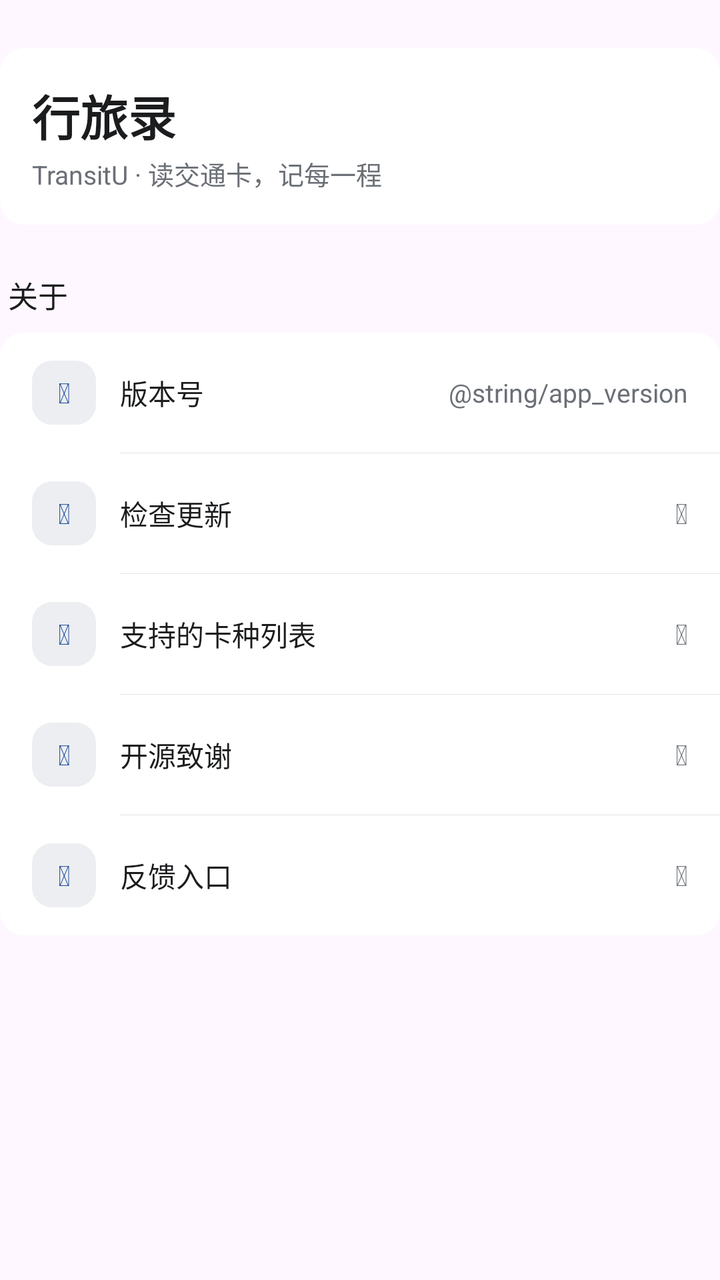
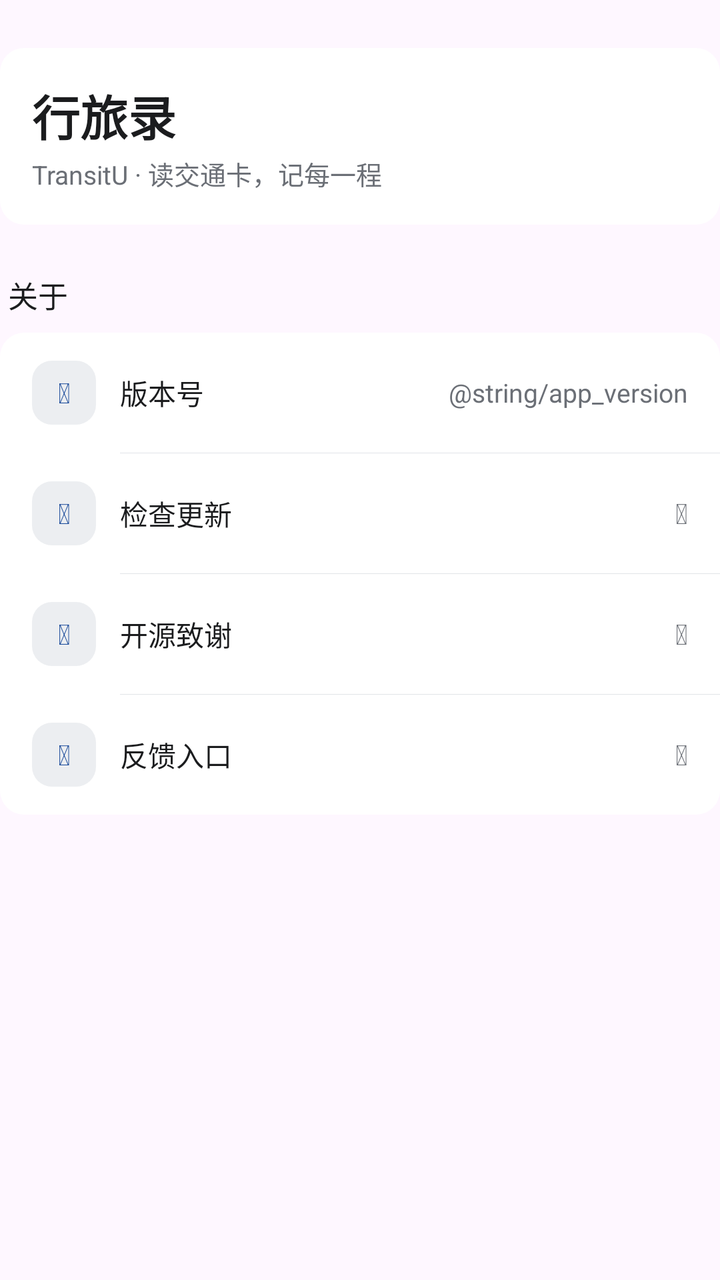

An Android layout rendered at two revisions. The XML below is the earlier revision; the diff shows what the commit changed to produce the second picture.
<!-- AndroidManifest.xml: application theme Theme.TransitU -->
<!-- res/layout/section_about.xml -->
<?xml version="1.0" encoding="utf-8"?>
<LinearLayout xmlns:android="http://schemas.android.com/apk/res/android"
    xmlns:app="http://schemas.android.com/apk/res-auto"
    android:layout_width="match_parent"
    android:layout_height="wrap_content"
    android:orientation="vertical"
    android:paddingTop="24dp">

    <LinearLayout style="@style/SettingsSectionCard">

        <LinearLayout
            android:layout_width="match_parent"
            android:layout_height="wrap_content"
            android:orientation="vertical"
            android:paddingStart="16dp"
            android:paddingTop="16dp"
            android:paddingEnd="16dp"
            android:paddingBottom="16dp">

            <TextView
                android:layout_width="wrap_content"
                android:layout_height="wrap_content"
                android:text="@string/app_name"
                android:textColor="@color/ink"
                android:textSize="24sp"
                android:textStyle="bold" />

            <TextView
                android:layout_width="wrap_content"
                android:layout_height="wrap_content"
                android:layout_marginTop="2dp"
                android:text="@string/brand_lockup"
                android:textColor="@color/ink_3"
                android:textSize="13sp" />
        </LinearLayout>
    </LinearLayout>

    <TextView
        style="@style/SettingsSectionTitle"
        android:text="关于" />

    <LinearLayout style="@style/SettingsSectionCard">

        <LinearLayout
            android:layout_width="match_parent"
            android:layout_height="wrap_content"
            android:orientation="horizontal"
            android:gravity="center_vertical"
            android:paddingStart="16dp"
            android:paddingEnd="16dp"
            android:paddingTop="14dp"
            android:paddingBottom="14dp">

            <TextView
                android:id="@+id/iconVersion"
                android:layout_width="32dp"
                android:layout_height="32dp"
                android:layout_gravity="center_vertical"
                android:layout_marginEnd="12dp"
                android:background="@drawable/bg_settings_icon"
                android:gravity="center"
                android:text="&#xf02b;"
                android:textColor="@color/accent"
                android:textSize="14sp"
                android:tag="fa" />

            <TextView
                android:layout_width="0dp"
                android:layout_height="wrap_content"
                android:layout_weight="1"
                android:text="版本号"
                android:textColor="@color/ink"
                android:textSize="14sp" />
            <TextView
                android:layout_width="wrap_content"
                android:layout_height="wrap_content"
                android:text="@string/app_version"
                android:textColor="@color/ink_3"
                android:textSize="13sp" />
        </LinearLayout>

        <LinearLayout
            android:id="@+id/rowCheckUpdate"
            android:clickable="true"
            android:focusable="true"
            android:layout_width="match_parent"
            android:layout_height="wrap_content"
            android:orientation="horizontal"
            android:gravity="center_vertical"
            android:paddingStart="16dp"
            android:paddingEnd="16dp"
            android:paddingTop="14dp"
            android:paddingBottom="14dp">

            <TextView
                android:id="@+id/iconCheckUpdate"
                android:layout_width="32dp"
                android:layout_height="32dp"
                android:layout_gravity="center_vertical"
                android:layout_marginEnd="12dp"
                android:background="@drawable/bg_settings_icon"
                android:gravity="center"
                android:text="&#xf2f1;"
                android:textColor="@color/accent"
                android:textSize="14sp"
                android:tag="fa" />

            <TextView
                android:id="@+id/tvCheckUpdate"
                android:layout_width="0dp"
                android:layout_height="wrap_content"
                android:layout_weight="1"
                android:text="@string/check_for_updates"
                android:textColor="@color/ink"
                android:textSize="14sp" />
            <TextView
                android:id="@+id/chevronCheckUpdate"
                android:layout_width="wrap_content"
                android:layout_height="wrap_content"
                android:text="&#xf054;"
                android:textColor="@color/ink_3"
                android:textSize="14sp"
                android:tag="fa" />
            <com.google.android.material.progressindicator.CircularProgressIndicator
                android:id="@+id/progressCheckUpdate"
                android:layout_width="18dp"
                android:layout_height="18dp"
                android:indeterminate="true"
                android:visibility="gone"
                app:indicatorSize="18dp"
                app:trackThickness="2dp"
                app:indicatorColor="@color/accent" />
        </LinearLayout>

        <LinearLayout
            android:layout_width="match_parent"
            android:layout_height="wrap_content"
            android:orientation="horizontal"
            android:gravity="center_vertical"
            android:paddingStart="16dp"
            android:paddingEnd="16dp"
            android:paddingTop="14dp"
            android:paddingBottom="14dp">

            <TextView
                android:id="@+id/iconSupportedCards"
                android:layout_width="32dp"
                android:layout_height="32dp"
                android:layout_gravity="center_vertical"
                android:layout_marginEnd="12dp"
                android:background="@drawable/bg_settings_icon"
                android:gravity="center"
                android:text="&#xf0ae;"
                android:textColor="@color/accent"
                android:textSize="14sp"
                android:tag="fa" />

            <TextView
                android:layout_width="0dp"
                android:layout_height="wrap_content"
                android:layout_weight="1"
                android:text="支持的卡种列表"
                android:textColor="@color/ink"
                android:textSize="14sp" />
            <TextView
                android:layout_width="wrap_content"
                android:layout_height="wrap_content"
                android:text="&#xf054;"
                android:textColor="@color/ink_3"
                android:textSize="14sp"
                android:tag="fa" />
        </LinearLayout>

        <LinearLayout
            android:layout_width="match_parent"
            android:layout_height="wrap_content"
            android:orientation="horizontal"
            android:gravity="center_vertical"
            android:paddingStart="16dp"
            android:paddingEnd="16dp"
            android:paddingTop="14dp"
            android:paddingBottom="14dp">

            <TextView
                android:id="@+id/iconOpenSource"
                android:layout_width="32dp"
                android:layout_height="32dp"
                android:layout_gravity="center_vertical"
                android:layout_marginEnd="12dp"
                android:background="@drawable/bg_settings_icon"
                android:gravity="center"
                android:text="&#xf004;"
                android:textColor="@color/accent"
                android:textSize="14sp"
                android:tag="fa" />

            <TextView
                android:layout_width="0dp"
                android:layout_height="wrap_content"
                android:layout_weight="1"
                android:text="开源致谢"
                android:textColor="@color/ink"
                android:textSize="14sp" />
            <TextView
                android:layout_width="wrap_content"
                android:layout_height="wrap_content"
                android:text="&#xf054;"
                android:textColor="@color/ink_3"
                android:textSize="14sp"
                android:tag="fa" />
        </LinearLayout>

        <LinearLayout
            android:id="@+id/rowFeedback"
            android:layout_width="match_parent"
            android:layout_height="wrap_content"
            android:orientation="horizontal"
            android:gravity="center_vertical"
            android:paddingStart="16dp"
            android:paddingEnd="16dp"
            android:paddingTop="14dp"
            android:paddingBottom="14dp"
            android:clickable="true"
            android:focusable="true">

            <TextView
                android:id="@+id/iconFeedback"
                android:layout_width="32dp"
                android:layout_height="32dp"
                android:layout_gravity="center_vertical"
                android:layout_marginEnd="12dp"
                android:background="@drawable/bg_settings_icon"
                android:gravity="center"
                android:text="&#xf0e0;"
                android:textColor="@color/accent"
                android:textSize="14sp"
                android:tag="fa" />

            <TextView
                android:layout_width="0dp"
                android:layout_height="wrap_content"
                android:layout_weight="1"
                android:text="反馈入口"
                android:textColor="@color/ink"
                android:textSize="14sp" />
            <TextView
                android:layout_width="wrap_content"
                android:layout_height="wrap_content"
                android:text="&#xf0c1;"
                android:textColor="@color/ink_3"
                android:textSize="14sp"
                android:tag="fa" />
        </LinearLayout>
    </LinearLayout>
</LinearLayout>
<!-- resources referenced by this layout -->
<resources>
  <color name="accent">#1F4E9C</color>
  <color name="ink">#1B1C1E</color>
  <color name="ink_3">#6B6F76</color>
  <!-- drawable bg_settings_icon (drawable) -->
  <?xml version="1.0" encoding="utf-8"?>
  <shape xmlns:android="http://schemas.android.com/apk/res/android">
      <solid android:color="@color/fill" />
      <corners android:radius="10dp" />
  </shape>
  <string name="app_name">行旅录</string>
  <string name="brand_lockup">TransitU · 读交通卡，记每一程</string>
  <string name="check_for_updates">检查更新</string>
  <style name="SettingsSectionCard">
          <item name="android:layout_width">match_parent</item>
          <item name="android:layout_height">wrap_content</item>
          <item name="android:background">@drawable/bg_card_plain</item>
          <item name="android:divider">@drawable/bg_settings_divider</item>
          <item name="android:orientation">vertical</item>
          <item name="android:showDividers">middle</item>
      </style>
  <style name="SettingsSectionTitle">
          <item name="android:layout_width">match_parent</item>
          <item name="android:layout_height">wrap_content</item>
          <item name="android:layout_marginStart">4dp</item>
          <item name="android:layout_marginTop">24dp</item>
          <item name="android:layout_marginBottom">8dp</item>
          <item name="android:fontFamily">sans-serif-medium</item>
          <item name="android:textColor">@color/ink</item>
          <item name="android:textSize">15sp</item>
      </style>
  <style name="Theme.TransitU" parent="Theme.Material3.DayNight.NoActionBar">
          
          <item name="android:textSelectHandle">@drawable/tu_text_select_handle_middle</item>
          <item name="android:textSelectHandleLeft">@drawable/tu_text_select_handle_left</item>
          <item name="android:textSelectHandleRight">@drawable/tu_text_select_handle_right</item>
  
          
          <item name="android:textColorHighlight">@color/m3_highlighted_text</item>
      </style>
  <color name="fill">#ECEEF1</color>
  <!-- drawable bg_card_plain (drawable) -->
  <?xml version="1.0" encoding="utf-8"?>
  <shape xmlns:android="http://schemas.android.com/apk/res/android">
      <solid android:color="@color/surface" />
      <corners android:radius="12dp" />
  </shape>
  <!-- drawable bg_settings_divider (drawable) -->
  <?xml version="1.0" encoding="utf-8"?>
  <inset xmlns:android="http://schemas.android.com/apk/res/android"
      android:insetLeft="60dp">
      <shape android:shape="rectangle">
          <solid android:color="@color/line" />
          <size android:height="1px" />
      </shape>
  </inset>
  <!-- drawable tu_text_select_handle_middle (drawable) -->
  <?xml version="1.0" encoding="utf-8"?>
  <bitmap xmlns:android="http://schemas.android.com/apk/res/android"
      android:src="@drawable/abc_text_select_handle_middle_mtrl"
      android:tint="?attr/colorPrimary"
      android:tintMode="src_in" />
  <!-- drawable tu_text_select_handle_left (drawable) -->
  <?xml version="1.0" encoding="utf-8"?>
  <bitmap xmlns:android="http://schemas.android.com/apk/res/android"
      android:src="@drawable/abc_text_select_handle_left_mtrl"
      android:tint="?attr/colorPrimary"
      android:tintMode="src_in" />
  <!-- drawable tu_text_select_handle_right (drawable) -->
  <?xml version="1.0" encoding="utf-8"?>
  <bitmap xmlns:android="http://schemas.android.com/apk/res/android"
      android:src="@drawable/abc_text_select_handle_right_mtrl"
      android:tint="?attr/colorPrimary"
      android:tintMode="src_in" />
  <color name="surface">#FFFFFF</color>
  <color name="line">#E1E4E8</color>
</resources>

<!-- the commit's change to res/layout/section_about.xml (unified diff, before → after) -->
@@ -133,85 +133,7 @@
         </LinearLayout>
 
         <LinearLayout
-            android:layout_width="match_parent"
-            android:layout_height="wrap_content"
-            android:orientation="horizontal"
-            android:gravity="center_vertical"
-            android:paddingStart="16dp"
-            android:paddingEnd="16dp"
-            android:paddingTop="14dp"
-            android:paddingBottom="14dp">
-
-            <TextView
-                android:id="@+id/iconSupportedCards"
-                android:layout_width="32dp"
-                android:layout_height="32dp"
-                android:layout_gravity="center_vertical"
-                android:layout_marginEnd="12dp"
-                android:background="@drawable/bg_settings_icon"
-                android:gravity="center"
-                android:text="&#xf0ae;"
-                android:textColor="@color/accent"
-                android:textSize="14sp"
-                android:tag="fa" />
-
-            <TextView
-                android:layout_width="0dp"
-                android:layout_height="wrap_content"
-                android:layout_weight="1"
-                android:text="支持的卡种列表"
-                android:textColor="@color/ink"
-                android:textSize="14sp" />
-            <TextView
-                android:layout_width="wrap_content"
-                android:layout_height="wrap_content"
-                android:text="&#xf054;"
-                android:textColor="@color/ink_3"
-                android:textSize="14sp"
-                android:tag="fa" />
-        </LinearLayout>
-
-        <LinearLayout
-            android:layout_width="match_parent"
-            android:layout_height="wrap_content"
-            android:orientation="horizontal"
-            android:gravity="center_vertical"
-            android:paddingStart="16dp"
-            android:paddingEnd="16dp"
-            android:paddingTop="14dp"
-            android:paddingBottom="14dp">
-
-            <TextView
-                android:id="@+id/iconOpenSource"
-                android:layout_width="32dp"
-                android:layout_height="32dp"
-                android:layout_gravity="center_vertical"
-                android:layout_marginEnd="12dp"
-                android:background="@drawable/bg_settings_icon"
-                android:gravity="center"
-                android:text="&#xf004;"
-                android:textColor="@color/accent"
-                android:textSize="14sp"
-                android:tag="fa" />
-
-            <TextView
-                android:layout_width="0dp"
-                android:layout_height="wrap_content"
-                android:layout_weight="1"
-                android:text="开源致谢"
-                android:textColor="@color/ink"
-                android:textSize="14sp" />
-            <TextView
-                android:layout_width="wrap_content"
-                android:layout_height="wrap_content"
-                android:text="&#xf054;"
-                android:textColor="@color/ink_3"
-                android:textSize="14sp"
-                android:tag="fa" />
-        </LinearLayout>
-
-        <LinearLayout
-            android:id="@+id/rowFeedback"
+            android:id="@+id/rowOpenSource"
             android:layout_width="match_parent"
             android:layout_height="wrap_content"
             android:orientation="horizontal"
@@ -224,6 +146,48 @@
             android:focusable="true">
 
             <TextView
+                android:id="@+id/iconOpenSource"
+                android:layout_width="32dp"
+                android:layout_height="32dp"
+                android:layout_gravity="center_vertical"
+                android:layout_marginEnd="12dp"
+                android:background="@drawable/bg_settings_icon"
+                android:gravity="center"
+                android:text="&#xf004;"
+                android:textColor="@color/accent"
+                android:textSize="14sp"
+                android:tag="fa" />
+
+            <TextView
+                android:layout_width="0dp"
+                android:layout_height="wrap_content"
+                android:layout_weight="1"
+                android:text="开源致谢"
+                android:textColor="@color/ink"
+                android:textSize="14sp" />
+            <TextView
+                android:layout_width="wrap_content"
+                android:layout_height="wrap_content"
+                android:text="&#xf0c1;"
+                android:textColor="@color/ink_3"
+                android:textSize="14sp"
+                android:tag="fa" />
+        </LinearLayout>
+
+        <LinearLayout
+            android:id="@+id/rowFeedback"
+            android:layout_width="match_parent"
+            android:layout_height="wrap_content"
+            android:orientation="horizontal"
+            android:gravity="center_vertical"
+            android:paddingStart="16dp"
+            android:paddingEnd="16dp"
+            android:paddingTop="14dp"
+            android:paddingBottom="14dp"
+            android:clickable="true"
+            android:focusable="true">
+
+            <TextView
                 android:id="@+id/iconFeedback"
                 android:layout_width="32dp"
                 android:layout_height="32dp"
